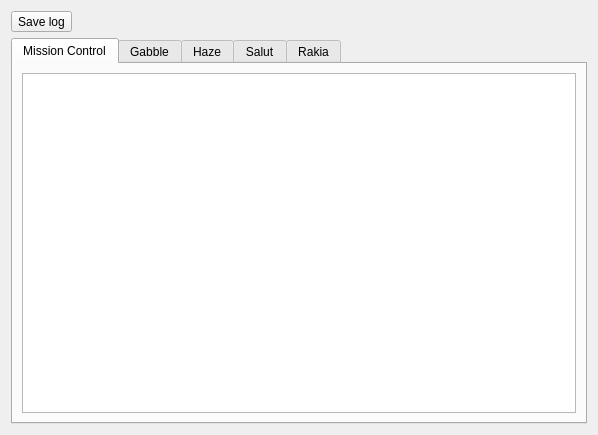
The window that tools/debugger/main-window.ui (KDE/ktp-common-internals) describes before a commit, drawn with Qt 5.
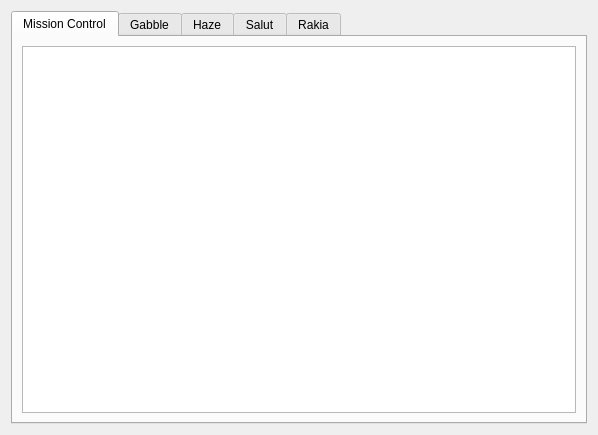
The same window after the commit. Custom widgets are drawn as their Qt base class.

Commit message:
KTP-Debugger: Make the "Save log" button either a toolbar button or a menu action
As the bug states, I removed the "Save Log" button, and readded it as a KAction inside the MainWindow KToolBar.

Patch:
```diff
--- a/tools/debugger/main-window.ui
+++ b/tools/debugger/main-window.ui
@@ -11,16 +11,6 @@
    </rect>
   </property>
   <layout class="QVBoxLayout" name="verticalLayout">
-   <item>
-    <widget class="QToolButton" name="saveButton">
-     <property name="toolTip">
-      <string>Saves the log into a file.</string>
-     </property>
-     <property name="text">
-      <string>Save log</string>
-     </property>
-    </widget>
-   </item>
    <item>
     <widget class="QTabWidget" name="tabWidget">
      <property name="currentIndex">
```
The commit also changes 1 other file.
